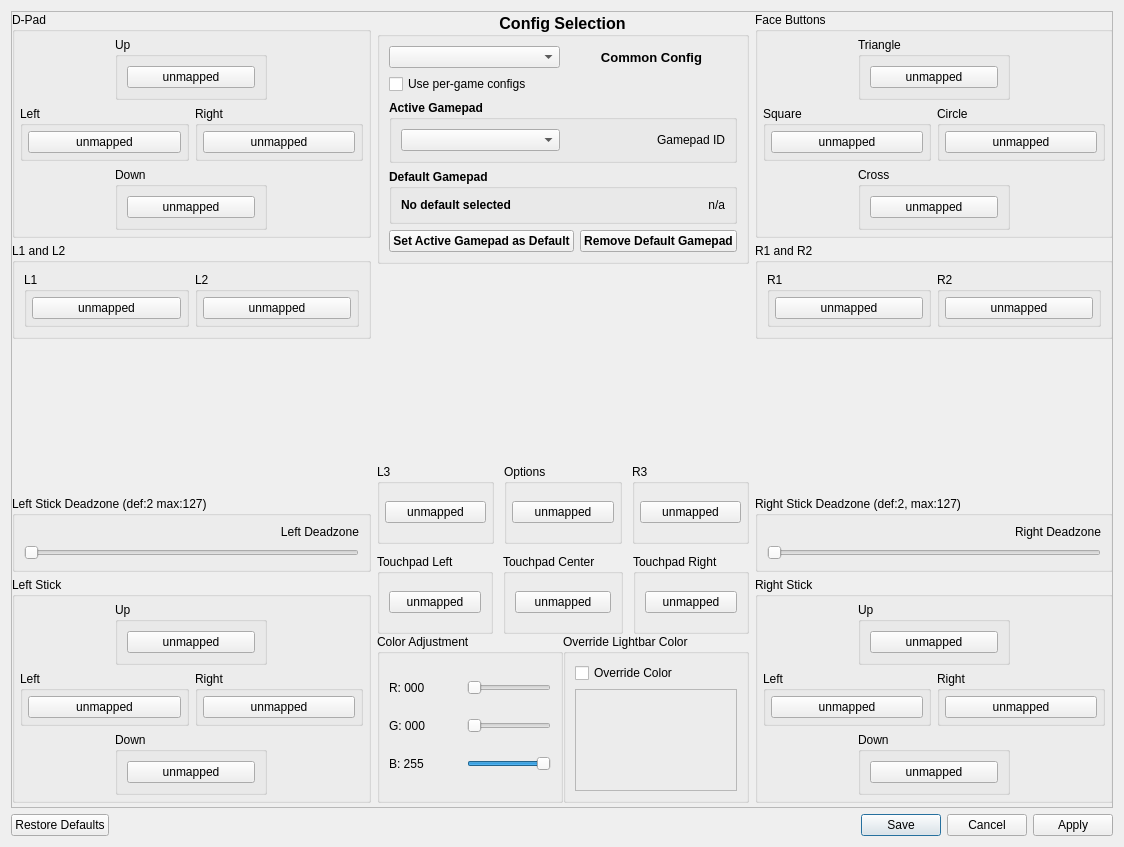
The window that src/qt_gui/control_settings.ui (shadps4-emu/shadPS4) describes before a commit, drawn with Qt 5.
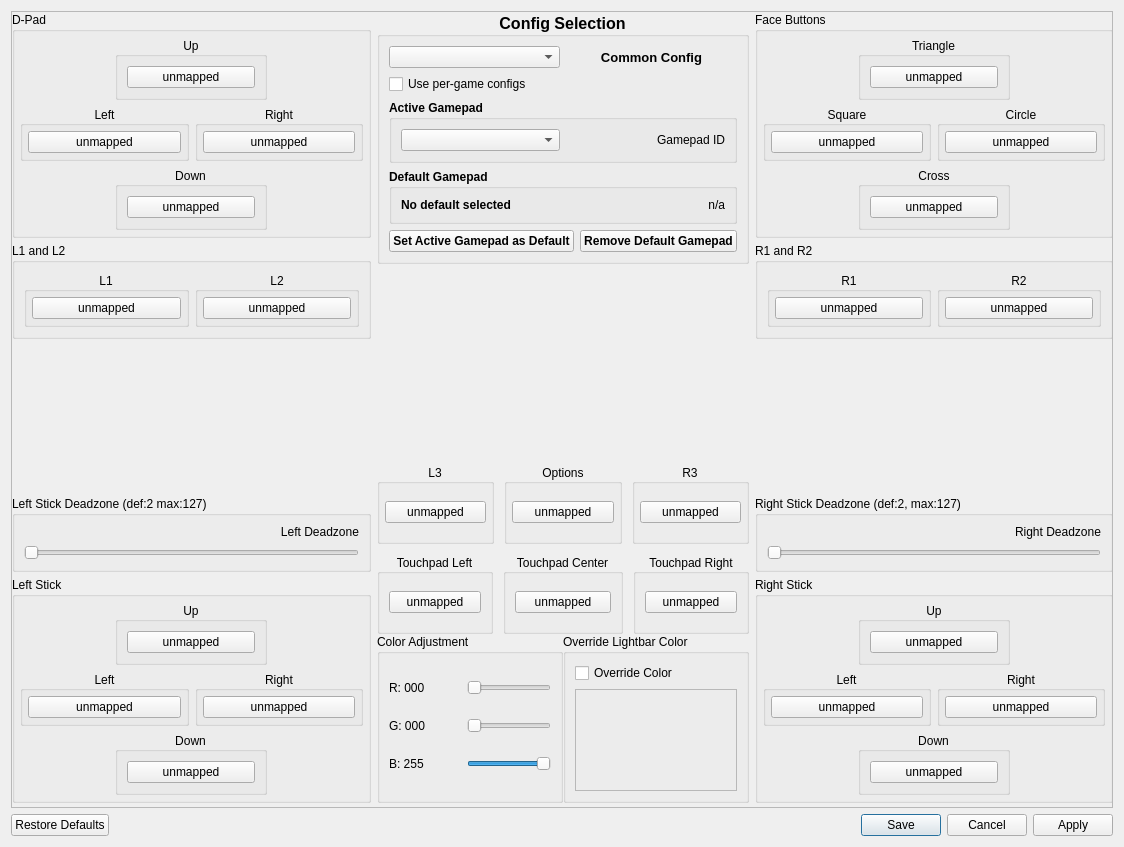
The same window after the commit. Icons and pictures are not drawn.

Commit message: minor adjustments to the interface and translation

The edit to the form file:
```diff
--- a/src/qt_gui/control_settings.ui
+++ b/src/qt_gui/control_settings.ui
@@ -123,6 +123,9 @@
                   <property name="title">
                    <string>Up</string>
                   </property>
+                  <property name="alignment">
+                   <set>Qt::AlignmentFlag::AlignCenter</set>
+                  </property>
                   <layout class="QHBoxLayout" name="horizontalLayout_4">
                    <item>
                     <widget class="QPushButton" name="DpadUpButton">
@@ -144,6 +147,9 @@
                  <property name="title">
                   <string>Left</string>
                  </property>
+                 <property name="alignment">
+                  <set>Qt::AlignmentFlag::AlignCenter</set>
+                 </property>
                  <layout class="QVBoxLayout" name="gb_dpad_left_layout">
                   <property name="leftMargin">
                    <number>5</number>
@@ -172,6 +178,9 @@
                  <property name="title">
                   <string>Right</string>
                  </property>
+                 <property name="alignment">
+                  <set>Qt::AlignmentFlag::AlignCenter</set>
+                 </property>
                  <layout class="QVBoxLayout" name="gb_dpad_right_layout">
                   <property name="leftMargin">
                    <number>5</number>
@@ -229,6 +238,9 @@
                   <property name="title">
                    <string>Down</string>
                   </property>
+                  <property name="alignment">
+                   <set>Qt::AlignmentFlag::AlignCenter</set>
+                  </property>
                   <layout class="QHBoxLayout" name="horizontalLayout_3">
                    <item>
                     <widget class="QPushButton" name="DpadDownButton">
@@ -261,7 +273,10 @@
                 </sizepolicy>
                </property>
                <property name="title">
-                <string>L1</string>
+                <string notr="true">L1</string>
+               </property>
+               <property name="alignment">
+                <set>Qt::AlignmentFlag::AlignCenter</set>
                </property>
                <layout class="QVBoxLayout" name="gb_l1_layout">
                 <property name="leftMargin">
@@ -289,7 +304,10 @@
              <item>
               <widget class="QGroupBox" name="gb_l2">
                <property name="title">
-                <string>L2</string>
+                <string notr="true">L2</string>
+               </property>
+               <property name="alignment">
+                <set>Qt::AlignmentFlag::AlignCenter</set>
                </property>
                <layout class="QVBoxLayout" name="gb_l2_layout">
                 <property name="leftMargin">
@@ -448,6 +466,9 @@
                   <property name="title">
                    <string>Up</string>
                   </property>
+                  <property name="alignment">
+                   <set>Qt::AlignmentFlag::AlignCenter</set>
+                  </property>
                   <layout class="QVBoxLayout" name="verticalLayout_10">
                    <item>
                     <widget class="QPushButton" name="LStickUpButton">
@@ -469,6 +490,9 @@
                  <property name="title">
                   <string>Left</string>
                  </property>
+                 <property name="alignment">
+                  <set>Qt::AlignmentFlag::AlignCenter</set>
+                 </property>
                  <layout class="QVBoxLayout" name="gb_left_stick_left_layout">
                   <property name="leftMargin">
                    <number>5</number>
@@ -503,6 +527,9 @@
                  <property name="title">
                   <string>Right</string>
                  </property>
+                 <property name="alignment">
+                  <set>Qt::AlignmentFlag::AlignCenter</set>
+                 </property>
                  <layout class="QVBoxLayout" name="gb_left_stick_right_layout">
                   <property name="leftMargin">
                    <number>5</number>
@@ -560,6 +587,9 @@
                   <property name="title">
                    <string>Down</string>
                   </property>
+                  <property name="alignment">
+                   <set>Qt::AlignmentFlag::AlignCenter</set>
+                  </property>
                   <layout class="QVBoxLayout" name="verticalLayout_8">
                    <item>
                     <widget class="QPushButton" name="LStickDownButton">
@@ -840,7 +870,10 @@
                  </sizepolicy>
                 </property>
                 <property name="title">
-                 <string>L3</string>
+                 <string notr="true">L3</string>
+                </property>
+                <property name="alignment">
+                 <set>Qt::AlignmentFlag::AlignCenter</set>
                 </property>
                 <layout class="QVBoxLayout" name="gb_l3_layout">
                  <property name="leftMargin">
@@ -870,6 +903,9 @@
                 <property name="title">
                  <string>Options</string>
                 </property>
+                <property name="alignment">
+                 <set>Qt::AlignmentFlag::AlignCenter</set>
+                </property>
                 <layout class="QVBoxLayout" name="gb_start_layout">
                  <property name="leftMargin">
                   <number>5</number>
@@ -902,7 +938,10 @@
                  </sizepolicy>
                 </property>
                 <property name="title">
-                 <string>R3</string>
+                 <string notr="true">R3</string>
+                </property>
+                <property name="alignment">
+                 <set>Qt::AlignmentFlag::AlignCenter</set>
                 </property>
                 <layout class="QVBoxLayout" name="gb_r3_layout">
                  <property name="leftMargin">
@@ -936,6 +975,9 @@
                 <property name="title">
                  <string>Touchpad Left</string>
                 </property>
+                <property name="alignment">
+                 <set>Qt::AlignmentFlag::AlignCenter</set>
+                </property>
                 <layout class="QHBoxLayout" name="horizontalLayout_5">
                  <item>
                   <widget class="QPushButton" name="TouchpadLeftButton">
@@ -952,6 +994,9 @@
                 <property name="title">
                  <string>Touchpad Center</string>
                 </property>
+                <property name="alignment">
+                 <set>Qt::AlignmentFlag::AlignCenter</set>
+                </property>
                 <layout class="QVBoxLayout" name="verticalLayout_11">
                  <item>
                   <widget class="QPushButton" name="TouchpadCenterButton">
@@ -968,6 +1013,9 @@
                 <property name="title">
                  <string>Touchpad Right</string>
                 </property>
+                <property name="alignment">
+                 <set>Qt::AlignmentFlag::AlignCenter</set>
+                </property>
                 <layout class="QVBoxLayout" name="verticalLayout_12">
                  <item>
                   <widget class="QPushButton" name="TouchpadRightButton">
@@ -1213,6 +1261,9 @@
                   <property name="title">
                    <string>Triangle</string>
                   </property>
+                  <property name="alignment">
+                   <set>Qt::AlignmentFlag::AlignCenter</set>
+                  </property>
                   <layout class="QVBoxLayout" name="verticalLayout_3">
                    <item>
                     <widget class="QPushButton" name="TriangleButton">
@@ -1234,6 +1285,9 @@
                  <property name="title">
                   <string>Square</string>
                  </property>
+                 <property name="alignment">
+                  <set>Qt::AlignmentFlag::AlignCenter</set>
+                 </property>
                  <layout class="QVBoxLayout" name="gb_square_layout">
                   <property name="leftMargin">
                    <number>5</number>
@@ -1262,6 +1316,9 @@
                  <property name="title">
                   <string>Circle</string>
                  </property>
+                 <property name="alignment">
+                  <set>Qt::AlignmentFlag::AlignCenter</set>
+                 </property>
                  <layout class="QVBoxLayout" name="gb_circle_layout">
                   <property name="leftMargin">
                    <number>5</number>
@@ -1319,6 +1376,9 @@
                   <property name="title">
                    <string>Cross</string>
                   </property>
+                  <property name="alignment">
+                   <set>Qt::AlignmentFlag::AlignCenter</set>
+                  </property>
                   <layout class="QVBoxLayout" name="verticalLayout_5">
                    <item>
                     <widget class="QPushButton" name="CrossButton">
@@ -1351,7 +1411,10 @@
                 </sizepolicy>
                </property>
                <property name="title">
-                <string>R1</string>
+                <string notr="true">R1</string>
+               </property>
+               <property name="alignment">
+                <set>Qt::AlignmentFlag::AlignCenter</set>
                </property>
                <layout class="QVBoxLayout" name="gb_r1_layout">
                 <property name="leftMargin">
@@ -1379,7 +1442,10 @@
              <item>
               <widget class="QGroupBox" name="gb_r2">
                <property name="title">
-                <string>R2</string>
+                <string notr="true">R2</string>
+               </property>
+               <property name="alignment">
+                <set>Qt::AlignmentFlag::AlignCenter</set>
                </property>
                <layout class="QVBoxLayout" name="gb_r2_layout">
                 <property name="leftMargin">
@@ -1541,6 +1607,9 @@
                   <property name="title">
                    <string>Up</string>
                   </property>
+                  <property name="alignment">
+                   <set>Qt::AlignmentFlag::AlignCenter</set>
+                  </property>
                   <layout class="QVBoxLayout" name="verticalLayout_7">
                    <item>
                     <widget class="QPushButton" name="RStickUpButton">
@@ -1562,6 +1631,9 @@
                  <property name="title">
                   <string>Left</string>
                  </property>
+                 <property name="alignment">
+                  <set>Qt::AlignmentFlag::AlignCenter</set>
+                 </property>
                  <layout class="QVBoxLayout" name="gb_right_stick_left_layout">
                   <property name="leftMargin">
                    <number>5</number>
@@ -1590,6 +1662,9 @@
                  <property name="title">
                   <string>Right</string>
                  </property>
+                 <property name="alignment">
+                  <set>Qt::AlignmentFlag::AlignCenter</set>
+                 </property>
                  <layout class="QVBoxLayout" name="gb_right_stick_right_layout">
                   <property name="leftMargin">
                    <number>5</number>
@@ -1647,6 +1722,9 @@
                   <property name="title">
                    <string>Down</string>
                   </property>
+                  <property name="alignment">
+                   <set>Qt::AlignmentFlag::AlignCenter</set>
+                  </property>
                   <layout class="QVBoxLayout" name="verticalLayout_6">
                    <item>
                     <widget class="QPushButton" name="RStickDownButton">
```
The commit also changes 3 other files.
